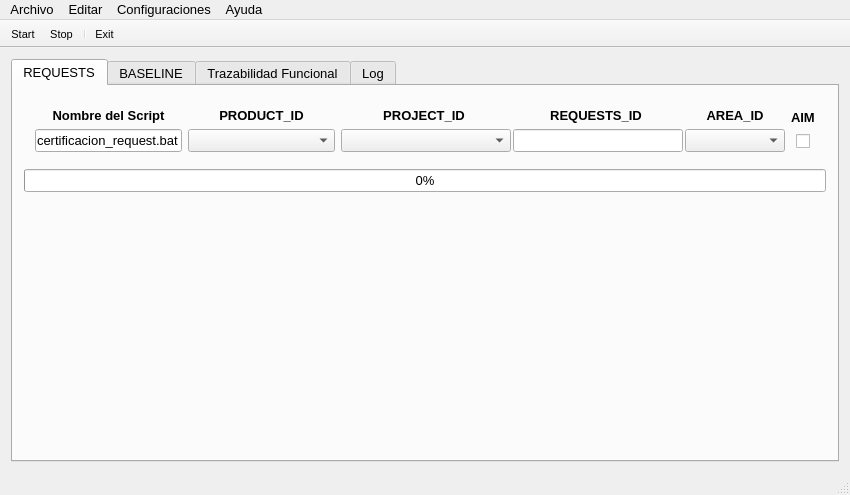
Before: the Qt Designer form mainwindow.ui in dkmpos89/CheckingQATools, drawn with Qt 5.
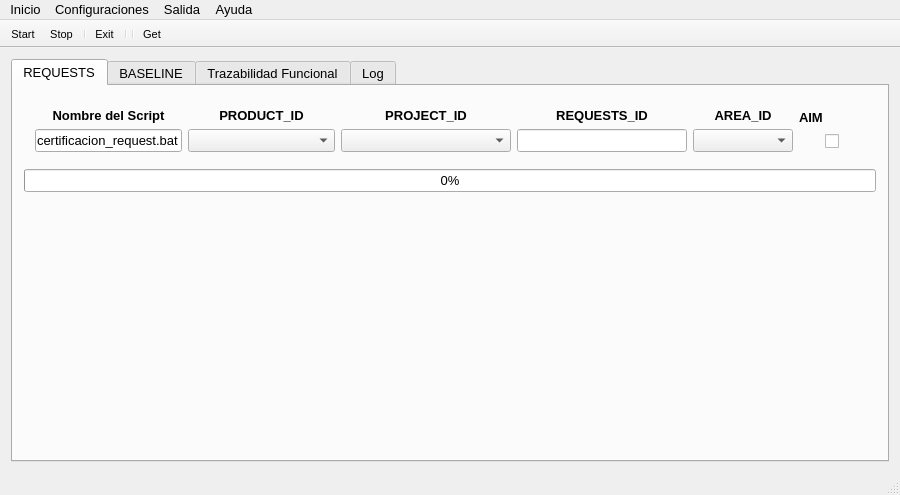
After: the same form once the commit is applied. Icons and pictures are not drawn. Custom widgets are drawn as their Qt base class.

```diff
--- a/mainwindow.ui
+++ b/mainwindow.ui
@@ -6,7 +6,7 @@
    <rect>
     <x>0</x>
     <y>0</y>
-    <width>850</width>
+    <width>900</width>
     <height>495</height>
    </rect>
   </property>
@@ -18,13 +18,13 @@
   </property>
   <property name="minimumSize">
    <size>
-    <width>850</width>
+    <width>900</width>
     <height>0</height>
    </size>
   </property>
   <property name="maximumSize">
    <size>
-    <width>850</width>
+    <width>900</width>
     <height>16777215</height>
    </size>
   </property>
@@ -589,13 +589,13 @@
     <rect>
      <x>0</x>
      <y>0</y>
-     <width>850</width>
+     <width>900</width>
      <height>21</height>
     </rect>
    </property>
    <widget class="QMenu" name="menuFile">
     <property name="title">
-     <string>Archivo</string>
+     <string>Inicio</string>
     </property>
     <addaction name="actionStart"/>
     <addaction name="actionStop"/>
@@ -616,13 +616,13 @@
    </widget>
    <widget class="QMenu" name="menuEdit">
     <property name="title">
-     <string>Editar</string>
+     <string>Salida</string>
     </property>
     <addaction name="actionEliminar_Duplicados"/>
    </widget>
    <addaction name="menuFile"/>
-   <addaction name="menuEdit"/>
    <addaction name="menuConfiguraciones"/>
+   <addaction name="menuEdit"/>
    <addaction name="menuAyuda"/>
   </widget>
   <widget class="QToolBar" name="mainToolBar">
@@ -635,6 +635,15 @@
    <property name="movable">
     <bool>false</bool>
    </property>
+   <property name="iconSize">
+    <size>
+     <width>24</width>
+     <height>24</height>
+    </size>
+   </property>
+   <property name="toolButtonStyle">
+    <enum>Qt::ToolButtonIconOnly</enum>
+   </property>
    <property name="floatable">
     <bool>false</bool>
    </property>
@@ -648,6 +657,9 @@
    <addaction name="actionStop"/>
    <addaction name="separator"/>
    <addaction name="actionQuit"/>
+   <addaction name="separator"/>
+   <addaction name="separator"/>
+   <addaction name="actionGet"/>
   </widget>
   <widget class="QStatusBar" name="statusBar"/>
   <action name="actionStart">
@@ -699,6 +711,21 @@
     <string>CMD</string>
    </property>
   </action>
+  <action name="actionGet">
+   <property name="icon">
+    <iconset resource="data.qrc">
+     <normaloff>:/images/download.png</normaloff>:/images/download.png</iconset>
+   </property>
+   <property name="text">
+    <string>Get</string>
+   </property>
+   <property name="autoRepeat">
+    <bool>false</bool>
+   </property>
+   <property name="visible">
+    <bool>true</bool>
+   </property>
+  </action>
  </widget>
  <layoutdefault spacing="6" margin="11"/>
  <customwidgets>
```
Left out of the diff: 1 changed line with no effect on the pictures.
